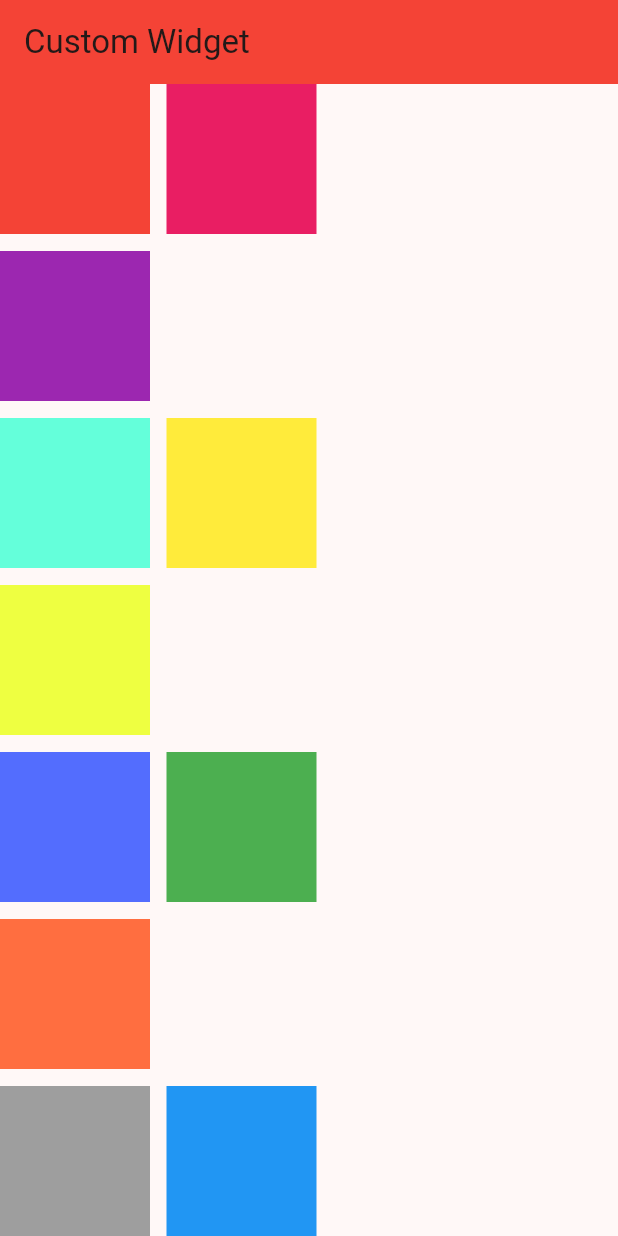
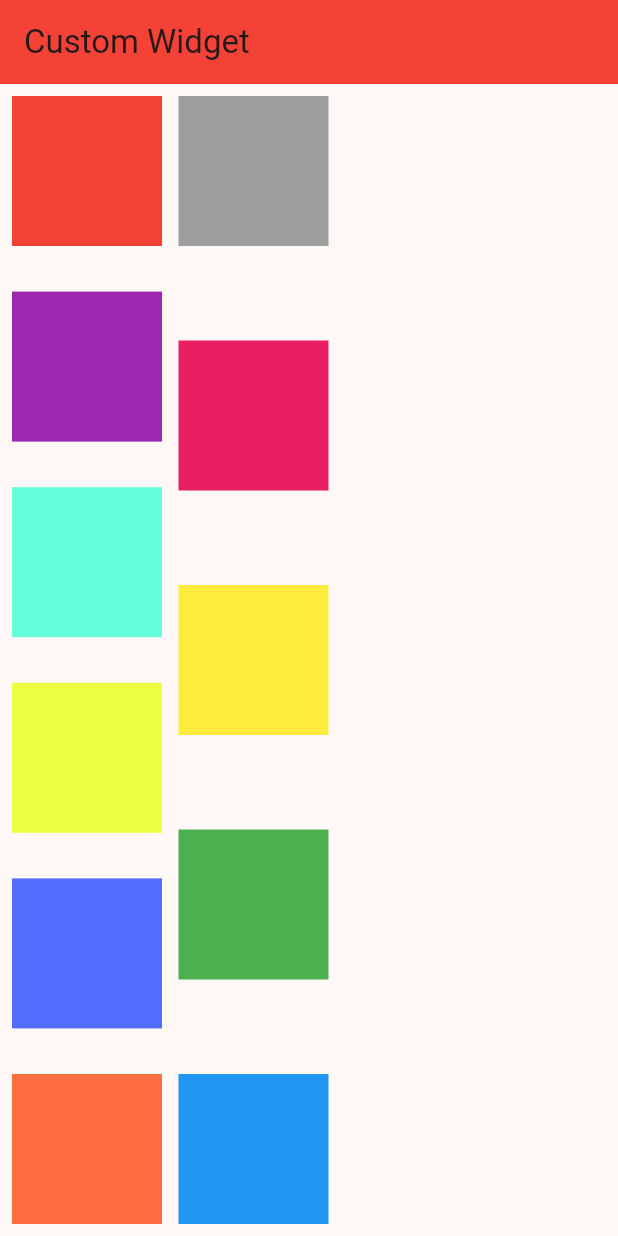
Before and after one commit to rshhridoy/flutter-playground, a Flutter app: the screen it shows after launch, on a phone screen of 412 x 824 dp. Run offline on Flutter 3.47's test engine with Material 3 defaults, Android fonts, the phone set to English and light mode, and no system bars.

Commit message:
SizedBox widget

```diff
--- a/lib/main.dart
+++ b/lib/main.dart
@@ -66,7 +66,9 @@
           backgroundColor: Colors.red,
           title: Text("Custom Widget"),
         ),
-        body: Container(
+        body: Padding(
+          padding: const EdgeInsets.all(8.0),
+          child: SizedBox(
             height: double.infinity,
             width: double.infinity,
             child: Wrap(
@@ -132,6 +134,7 @@
                 ),
               ],
             ),
+          ),
         ));
   }
 }
```
Lines whose indentation alone changed are shown as unchanged.
